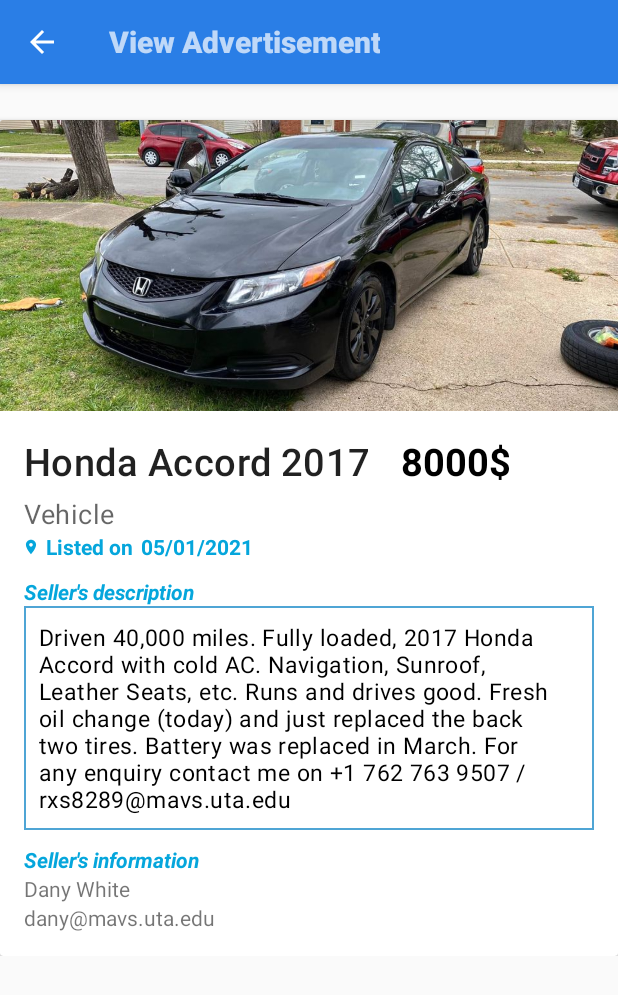
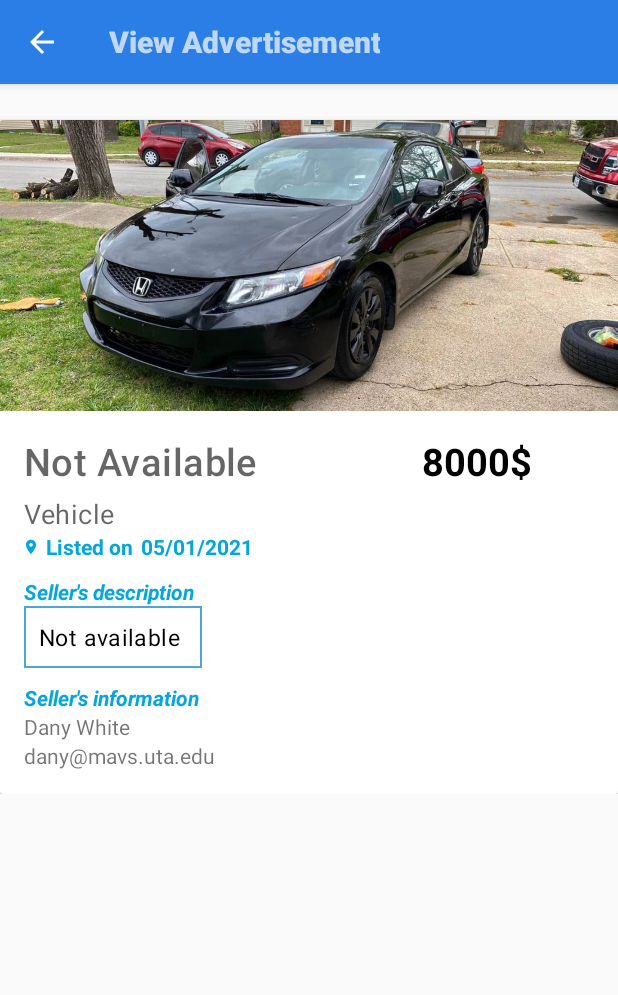
Before and after one commit to raviKsah/MarkUTApp_01, an Android app: the ViewAdvertisement screen opened directly, with no data from a screen before it, on a phone screen of 412 x 824 dp. Shown: the top 995 px of the screen. Run offline under Robolectric (Android 15) with nearby library versions, the phone set to English and light mode, and no system bars; our stand-ins replace Firebase (no records; nobody signed in at launch, a user with empty details on screens opened directly).

Commit message:
new changes for post advertisement

```diff
--- a/app/src/main/AndroidManifest.xml
+++ b/app/src/main/AndroidManifest.xml
@@ -23,7 +23,8 @@
         <activity
 
             android:name=".PostAd"
-            android:theme="@style/AppTheme.NoActionBar.NoActionBar" />
+            android:theme="@style/AppTheme.NoActionBar.NoActionBar"
+         />
         <activity android:name=".ViewDashboard" />
         <activity
             android:name=".NavigationDrawer1"
--- a/app/src/main/java/com/example/markutapp_01/PostAd.java
+++ b/app/src/main/java/com/example/markutapp_01/PostAd.java
@@ -11,6 +11,7 @@
 import android.view.Menu;
 import android.view.MenuItem;
 import android.view.View;
+import android.view.WindowManager;
 import android.webkit.MimeTypeMap;
 import android.widget.Button;
 import android.widget.CompoundButton;
@@ -100,6 +101,7 @@
 
         setContentView(R.layout.activity_post_ad1);
         Toolbar toolbar = findViewById(R.id.toolbar);
+        getWindow().setSoftInputMode(WindowManager.LayoutParams.SOFT_INPUT_ADJUST_PAN);
         setSupportActionBar(toolbar);
         getSupportActionBar().setDisplayHomeAsUpEnabled(true);
         databaseReference = FirebaseDatabase.getInstance().getReference(Database_Path);
--- a/app/src/main/res/layout/activity_view_advertisement.xml
+++ b/app/src/main/res/layout/activity_view_advertisement.xml
@@ -57,7 +57,15 @@
     </com.google.android.material.appbar.AppBarLayout>
 
 
+    <ScrollView
+        android:layout_width="match_parent"
+        android:layout_height="wrap_content"
+        android:orientation="vertical">
 
+        <LinearLayout
+            android:layout_width="match_parent"
+            android:layout_height="wrap_content"
+            android:orientation="vertical">
 
     <androidx.cardview.widget.CardView
         android:id="@+id/view_ad_card"
@@ -90,14 +98,14 @@
             <LinearLayout
                     android:layout_height="wrap_content"
                     android:layout_width="match_parent">
-                    <TextView
-                        android:id="@+id/view_ad_title"
-                        android:layout_width="wrap_content"
-                        android:layout_height="wrap_content"
-                        android:text="Honda Accord 2017"
-                        android:textSize="25dp"
-                        android:textAppearance="?attr/textAppearanceHeadline6"
-                        />
+
+                <TextView
+                    android:id="@+id/view_ad_title"
+                    android:layout_width="245dp"
+                    android:layout_height="wrap_content"
+                    android:hint="Not Available"
+                    android:textAppearance="?attr/textAppearanceHeadline6"
+                    android:textSize="25dp" />
 
                 <TextView
                     android:id="@+id/view_ad_price"
@@ -171,7 +179,7 @@
                     android:layout_width="wrap_content"
                     android:layout_height="match_parent"
                     android:background="@drawable/border"
-                    android:text="Driven 40,000 miles. Fully loaded, 2017 Honda Accord with cold AC. Navigation, Sunroof, Leather Seats, etc. Runs and drives good. Fresh oil change (today) and just replaced the back two tires. Battery was replaced in March. For any enquiry contact me on +1 762 763 9507 / rxs8289@mavs.uta.edu "
+                    android:text="Not available "
                     android:textAppearance="?attr/textAppearanceBody2"
                     android:textColor="@color/black"
                     android:textSize="15dp"></TextView>
@@ -215,5 +223,7 @@
         </LinearLayout>
 
     </androidx.cardview.widget.CardView>
+        </LinearLayout>
+    </ScrollView>
 
 </androidx.coordinatorlayout.widget.CoordinatorLayout>
```
Also changed, not shown: app/src/main/res/layout/post_ad.xml (+13 -7 lines).
